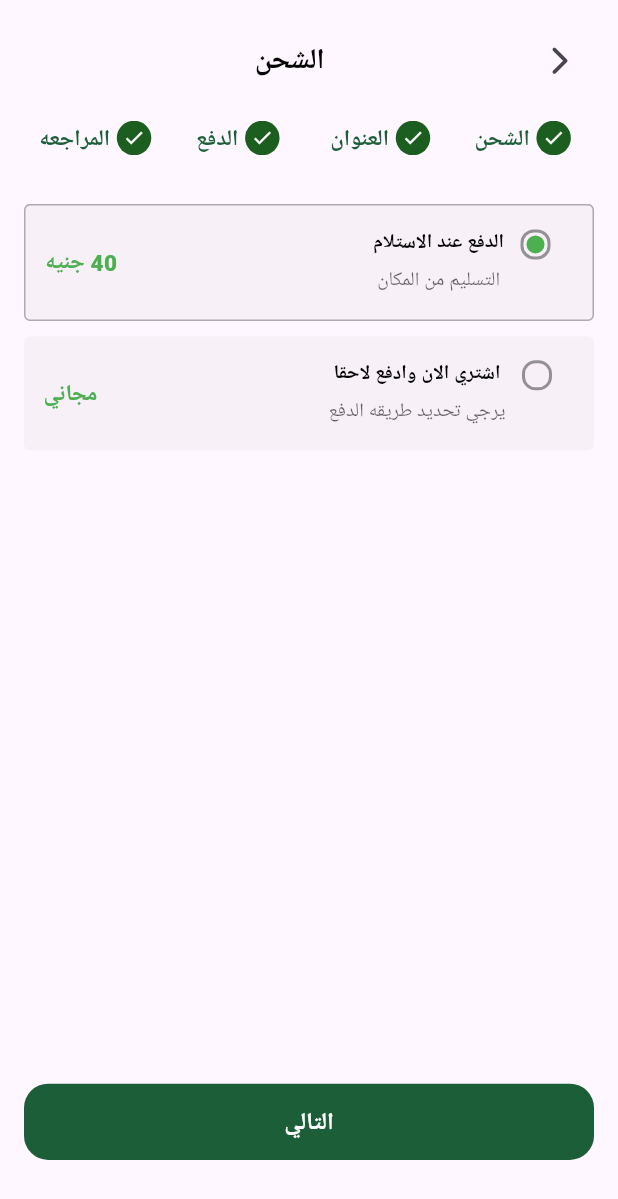
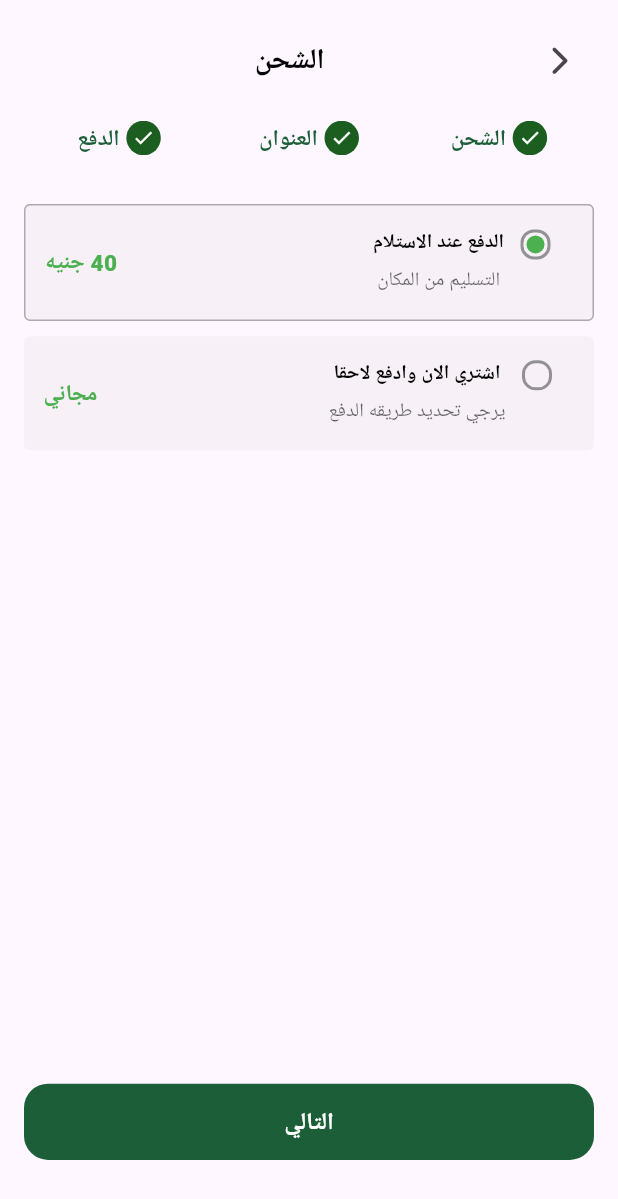
Before and after one commit to He9sham/Fruit-HUB, a Flutter app: the CheckoutView screen opened by its route, on a phone screen of 412 x 824 dp. Shown: the top 1199 px of the screen. Run offline on Flutter 3.47's test engine with Material 3 defaults, Android fonts, the phone set to English and light mode, and no system bars; our stand-ins replace awesome_dialog, bloc, cloud_firestore, dartz, equatable, firebase_auth and 13 more; missing offline and left inert: cuberto_bottom_bar; accounts and stored records are empty; Roboto replaces fonts that are missing (Cairo).

Commit message:
feat: remove ReviewSection widget and update CheckOutStepsPageView to reflect changes

```diff
--- a/lib/feature/checkout/view/widgets/check_out_steps.dart
+++ b/lib/feature/checkout/view/widgets/check_out_steps.dart
@@ -9,7 +9,7 @@ class CheckOutSteps extends StatelessWidget {
     return Row(
       textDirection: TextDirection.rtl,
       children: List.generate(
-        4,
+        getSteps().length,
         (index) {
           return Expanded(
             child: StepItem(
@@ -22,7 +22,6 @@ class CheckOutSteps extends StatelessWidget {
       ),
     );
   }
-
 }
 
 List<String> getSteps() {
@@ -30,6 +29,5 @@ class CheckOutSteps extends StatelessWidget {
     'الشحن',
     'العنوان',
     'الدفع',
-      'المراجعه',
   ];
 }
--- a/lib/feature/checkout/view/widgets/check_out_steps_page_view.dart
+++ b/lib/feature/checkout/view/widgets/check_out_steps_page_view.dart
@@ -1,6 +1,5 @@
 import 'package:commerce_hub/feature/checkout/view/widgets/address_section.dart';
 import 'package:commerce_hub/feature/checkout/view/widgets/payment_section.dart';
-import 'package:commerce_hub/feature/checkout/view/widgets/review_section.dart';
 import 'package:commerce_hub/feature/checkout/view/widgets/shipping_section.dart';
 import 'package:flutter/material.dart';
 
@@ -24,7 +23,6 @@ class CheckOutStepsPageView extends StatelessWidget {
       ShippingSection(),
       AddressSection(),
       PaymentSection(),
-      ReviewSection(),
     ];
   }
 }
```
Also changed, not shown: lib/feature/checkout/view/widgets/review_section.dart (deleted, +0 -10 lines), 4 other files. Lines whose indentation alone changed are shown as unchanged.
